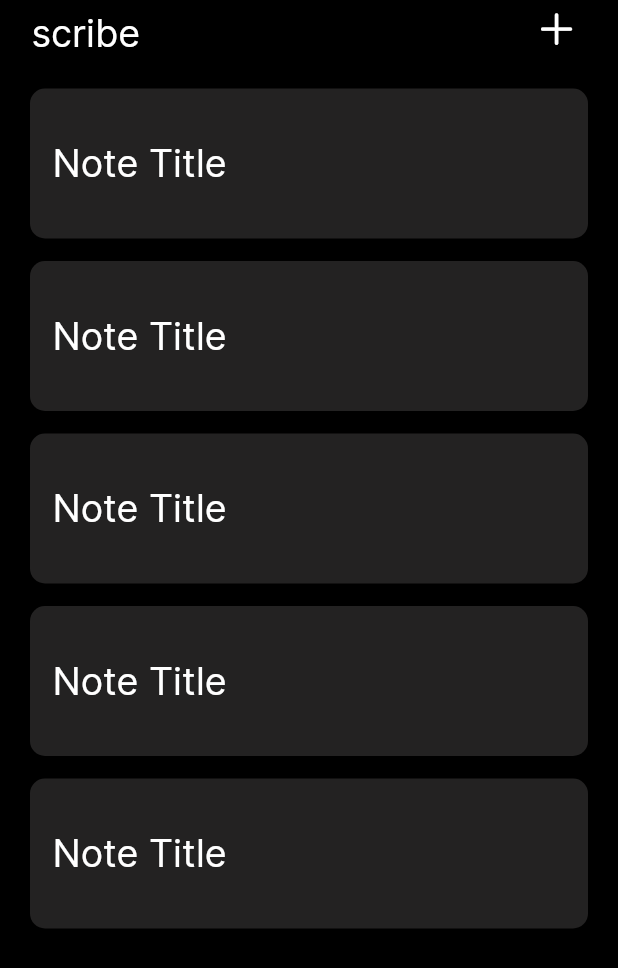
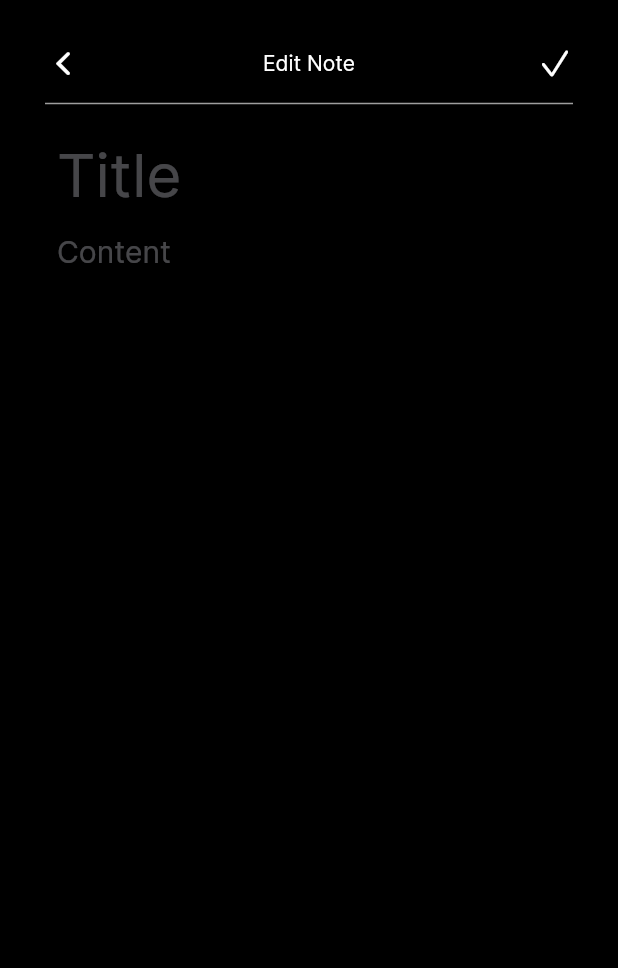
Before and after one commit to sojin-23/scribe, a Flutter app: the HomePage screen opened directly, after a tap on "Note Title", on a phone screen of 412 x 824 dp. Shown: the top 968 px of the screen. Run offline on Flutter 3.47's test engine with Material 3 defaults, Android fonts, the phone set to English and light mode, and no system bars.

Commit message:
ui completed ig

```diff
--- /dev/null
+++ b/lib/edit_note_page.dart
@@ -0,0 +1,93 @@
+// ignore_for_file: prefer_const_constructors, prefer_const_literals_to_create_immutables
+
+import 'dart:async';
+
+import 'package:flutter/cupertino.dart';
+import 'package:flutter/material.dart';
+
+class EditNotePage extends StatefulWidget {
+  const EditNotePage({super.key});
+
+  @override
+  State<EditNotePage> createState() => _EditNotePageState();
+}
+
+class _EditNotePageState extends State<EditNotePage> {
+  @override
+  Widget build(BuildContext context) {
+    return CupertinoPageScaffold(
+        child: SafeArea(
+      child: Center(
+        child: Padding(
+          padding: const EdgeInsets.all(30),
+          child: Column(
+            children: [
+              Row(
+                mainAxisAlignment: MainAxisAlignment.spaceBetween,
+                children: [
+                  GestureDetector(
+                    onTap: () {
+                      Navigator.pop(context);
+                    },
+                    child: Icon(
+                      CupertinoIcons.back,
+                      color: Colors.white,
+                    ),
+                  ),
+                  Text('Edit Note'),
+                  GestureDetector(
+                    onTap: () {
+                      Navigator.pop(context);
+                      showCupertinoModalPopup(
+                        context: context,
+                        builder: (context) {
+                          return StatefulBuilder(
+                            builder: (context, setState) {
+                              Timer(Duration(seconds: 2), () {
+                                Navigator.pop(context);
+                              });
+
+                              return CupertinoPopupSurface(
+                                child: Container(
+                                  padding: EdgeInsets.all(20),
+                                  width: double.infinity,
+                                  child: Text('Note updated'),
+                                ),
+                              );
+                            },
+                          );
+                        },
+                      );
+                    },
+                    child: Icon(
+                      CupertinoIcons.check_mark,
+                      color: Colors.white,
+                    ),
+                  )
+                ],
+              ),
+              Divider(
+                height: 30,
+                color: Colors.grey,
+              ),
+              CupertinoTextField(
+                placeholder: 'Title',
+                style: TextStyle(fontSize: 40),
+                decoration:
+                    BoxDecoration(border: Border.all(color: Colors.black)),
+              ),
+              CupertinoTextField(
+                placeholder: 'Content',
+                style: TextStyle(
+                  fontSize: 20,
+                ),
+                decoration:
+                    BoxDecoration(border: Border.all(color: Colors.black)),
+              )
+            ],
+          ),
+        ),
+      ),
+    ));
+  }
+}
--- a/lib/home_page.dart
+++ b/lib/home_page.dart
@@ -5,6 +5,7 @@ import 'dart:ui';
 
 import 'package:flutter/cupertino.dart';
 import 'package:flutter/material.dart';
+import 'package:ios_note_app/edit_note_page.dart';
 import 'package:ios_note_app/new_note_page.dart';
 import 'package:ios_note_app/splash_page.dart';
 
@@ -157,7 +158,10 @@ class _HomePageState extends State<HomePage> {
                 padding: const EdgeInsets.only(
                     left: 20, right: 20, bottom: 0, top: 15),
                 child: GestureDetector(
-                  onTap: () {},
+                  onTap: () {
+                    Navigator.of(context).push(CupertinoPageRoute(
+                        builder: (context) => EditNotePage()));
+                  },
                   onLongPress: () {
                     showCupertinoDialog(
                       context: context,
@@ -213,10 +217,11 @@ class _HomePageState extends State<HomePage> {
                     ),
                     child: Padding(
                       padding:
-                          const EdgeInsets.only(left: 15, top: 10, bottom: 10),
+                          const EdgeInsets.only(left: 15, top: 5, bottom: 5),
                       child: Text(
                         "Note Title",
-                        style: TextStyle(fontSize: 25),
+                        style: TextStyle(
+                            fontSize: 20, fontWeight: FontWeight.bold),
                       ),
                     ),
                   ),
```
